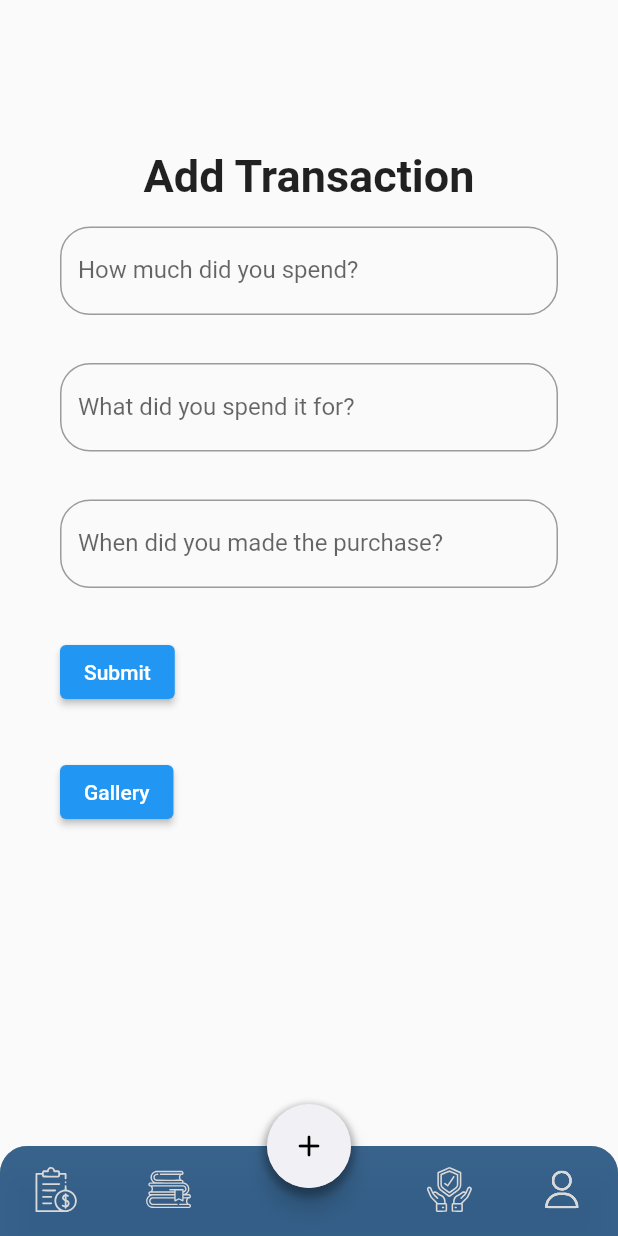
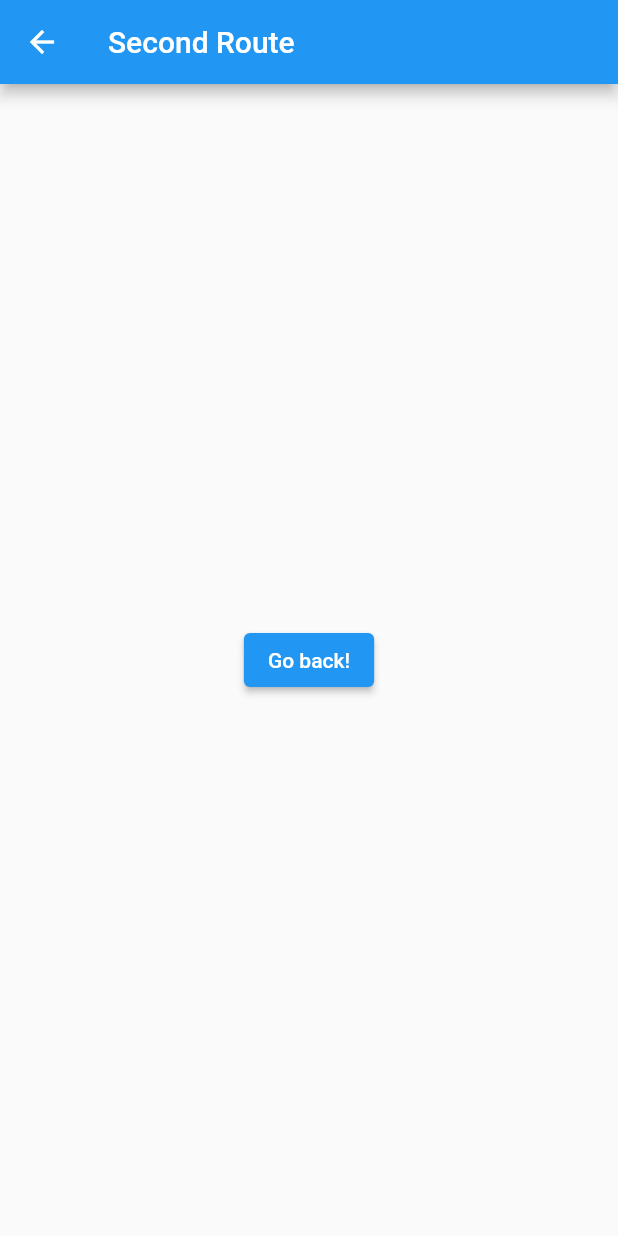
Before and after one commit to AwesomeY25/Turtley, a Flutter app: the screen it shows after launch, item 3 of the bottom bar chosen, after a tap on "Submit", on a phone screen of 412 x 824 dp. Run offline on Flutter 3.47's test engine with Material 2 defaults, Android fonts, the phone set to English and light mode, and no system bars; our stand-ins replace flutter_svg; missing offline and left inert: d_chart.

Commit message:
updated assets
- updated assets on profile page
- updated courses

```diff
--- a/HackFest - Turtley/hackfest_turtley/lib/add_transaction_page.dart
+++ b/HackFest - Turtley/hackfest_turtley/lib/add_transaction_page.dart
@@ -39,7 +39,6 @@ class MyCustomForm extends StatelessWidget {
   double _expense = 0.0;
   // ignore: unused_field
   double _balance = 0.0;
-
 
   @override
   Widget build(BuildContext context) {
@@ -91,11 +90,12 @@ class MyCustomForm extends StatelessWidget {
             ),
           ),
         ),
-        Padding(
-          padding: EdgeInsets.symmetric(horizontal: 10, vertical: 16),
+        Row(children: [Padding(padding: EdgeInsets.symmetric(horizontal: 10, vertical: 16),
           child: ElevatedButton(
           onPressed: () {
-    // Validate returns true if the form is valid, or false otherwise.
+            Navigator.push(
+            context,
+            MaterialPageRoute(builder: (context) => const SecondRoute()),);
           if (_formKey.currentState!.validate()) {
             ScaffoldMessenger.of(context).showSnackBar(
               const SnackBar(content: Text('Processing Data')),
@@ -104,12 +104,28 @@ class MyCustomForm extends StatelessWidget {
         },
       child: const Text('Submit'),
       ),),
-Padding(
-          padding: EdgeInsets.symmetric(horizontal: 10, vertical: 16),
-          child: ElevatedButton(
-            onPressed: () {  },
-            child: const Text('Gallery'),
-),)
+      ])
                   ],
                 );
               }}
+
+class SecondRoute extends StatelessWidget {
+  const SecondRoute({super.key});
+
+  @override
+  Widget build(BuildContext context) {
+    return Scaffold(
+      appBar: AppBar(
+        title: const Text('Second Route'),
+      ),
+      body: Center(
+        child: ElevatedButton(
+          onPressed: () {
+            Navigator.pop(context);
+          },
+          child: const Text('Go back!'),
+        ),
+      ),
+    );
+  }
+}
--- a/HackFest - Turtley/hackfest_turtley/lib/courses_page.dart
+++ b/HackFest - Turtley/hackfest_turtley/lib/courses_page.dart
@@ -92,11 +92,13 @@ class CoursesPage extends StatelessWidget {
                                         title: const Text('Level 1',
                                             textAlign: TextAlign.left,
                                             style: TextStyle(
+                                                color: Color.fromARGB(255, 241, 240, 245),
                                                 fontSize: 40,
                                                 fontWeight: FontWeight.bold)),
                                         subtitle: const Text(
                                             'Financial Institutions',
-                                            style: TextStyle(fontSize: 20)),
+                                            style: TextStyle(color: Color.fromARGB(200, 241, 240, 245),
+                                            fontSize: 20)),
                                       ))),
                               color: Color.fromARGB(225, 44, 92, 138),
                               shape: RoundedRectangleBorder(
@@ -117,11 +119,12 @@ class CoursesPage extends StatelessWidget {
                                         title: const Text('Level 2',
                                             textAlign: TextAlign.left,
                                             style: TextStyle(
+                                                color: Color.fromARGB(255, 241, 240, 245),
                                                 fontSize: 40,
                                                 fontWeight: FontWeight.bold)),
                                         subtitle: const Text(
                                             'Budgeting and Saving',
-                                            style: TextStyle(fontSize: 20)),
+                                            style: TextStyle(color: Color.fromARGB(200, 241, 240, 245), fontSize: 20)),
                                       ))),
                               color: Color.fromARGB(225, 44, 92, 138),
                               shape: RoundedRectangleBorder(
@@ -142,10 +145,11 @@ class CoursesPage extends StatelessWidget {
                                         title: const Text('Level 3',
                                             textAlign: TextAlign.left,
                                             style: TextStyle(
+                                                color: Color.fromARGB(255, 241, 240, 245),
                                                 fontSize: 40,
                                                 fontWeight: FontWeight.bold)),
                                         subtitle: const Text('Credit and Debt',
-                                            style: TextStyle(fontSize: 20)),
+                                            style: TextStyle(color: Color.fromARGB(200, 241, 240, 245), fontSize: 20)),
                                       ))),
                               color: Color.fromARGB(225, 44, 92, 138),
                               shape: RoundedRectangleBorder(
--- a/HackFest - Turtley/hackfest_turtley/lib/profile_page.dart
+++ b/HackFest - Turtley/hackfest_turtley/lib/profile_page.dart
@@ -3,14 +3,94 @@ import 'package:flutter/material.dart';
 class ProfilePage extends StatelessWidget {
   const ProfilePage({super.key});
 
-  @override
+    @override
   Widget build(BuildContext context) {
-    return Container(
-      child:Center(
-        child: Text(
-          "This is our insurance app"
-        )
-      )
-    );
-  }
-}
+    return Scaffold(
+      body: ListView(
+        shrinkWrap: true,
+        children: <Widget>[
+          Container(
+            height: MediaQuery.of(context).size.height * .20,
+            child: Stack(children: <Widget>[
+              Container(
+                height: MediaQuery.of(context).size.height * 0.20 - 40,
+                decoration: BoxDecoration(
+                  gradient: LinearGradient(
+                      begin: Alignment.topCenter,
+                      end: Alignment.center,
+                      colors: [
+                        Color.fromARGB(224, 96, 142, 169),
+                        Color.fromARGB(225, 44, 92, 138),
+                      ]),
+                  borderRadius: BorderRadius.only(
+                      bottomRight: Radius.circular(30),
+                      bottomLeft: Radius.circular(30)),
+                ),
+              ),
+              Container(
+                margin: EdgeInsets.all(100.0),
+                decoration: BoxDecoration(
+                color: Colors.orange,
+                shape: BoxShape.circle
+                ),
+              ),
+              Padding(
+              padding: const EdgeInsets.only(top: 180, left: 30, right: 30, bottom: 25,),
+              child: Container(
+              alignment: Alignment.center,
+              child: Column(
+              children: [
+                const Text('Jackson Wang', textAlign: TextAlign.center,
+                      style: TextStyle(fontSize: 30, fontWeight: FontWeight.bold)),
+                    ],
+                  ),
+                ),
+              ),
+              Row(children: [SingleChildScrollView(
+              scrollDirection: Axis.horizontal,
+              child: Row(
+                children: [
+                  Card(
+                      margin: EdgeInsets.all(15),
+                      color: Color.fromARGB(225, 44, 92, 138),
+                      shape: RoundedRectangleBorder(
+                        borderRadius: BorderRadius.circular(30),
+
+                        //set border radius more than 50% of height and width to make circle
+                      ),
+                      child: SizedBox(
+                        width: 200,
+                        height: 100,
+                      )),
+                  Card(
+                      margin: EdgeInsets.all(15),
+                      color: Color.fromARGB(225, 44, 92, 138),
+                      shape: RoundedRectangleBorder(
+                        borderRadius: BorderRadius.circular(30),
+
+                        //set border radius more than 50% of height and width to make circle
+                      ),
+                      child: SizedBox(
+                        width: 200,
+                        height: 100,
+                      )),
+                  Card(
+                      margin: EdgeInsets.all(15),
+                      color: Color.fromARGB(225, 44, 92, 138),
+                      shape: RoundedRectangleBorder(
+                        borderRadius: BorderRadius.circular(30),
+
+                        //set border radius more than 50% of height and width to make circle
+                      ),
+                      child: SizedBox(
+                        width: 200,
+                        height: 100,
+                      ))
+                ],
+              )),
+              ],)
+
+          ]),)
+                     // BoxDecoration
+                  ]), // Container
+                );}}
--- /dev/null
+++ b/HackFest - Turtley/hackfest_turtley/lib/submit_message.dart
@@ -0,0 +1,15 @@
+import 'package:flutter/material.dart';
+
+class SubmitMessage extends StatefulWidget {
+  const SubmitMessage({super.key});
+
+  @override
+  State<SubmitMessage> createState() => _SubmitMessageState();
+}
+
+class _SubmitMessageState extends State<SubmitMessage> {
+  @override
+  Widget build(BuildContext context) {
+    return const Placeholder();
+  }
+}
```
Also changed, not shown: HackFest - Turtley/hackfest_turtley/assets/icons/budget-icon.svg, HackFest - Turtley/hackfest_turtley/assets/icons/insurance-icon.svg (deleted), HackFest - Turtley/hackfest_turtley/assets/icons/insurance_icon.svg (added). Lines whose indentation alone changed are shown as unchanged.
